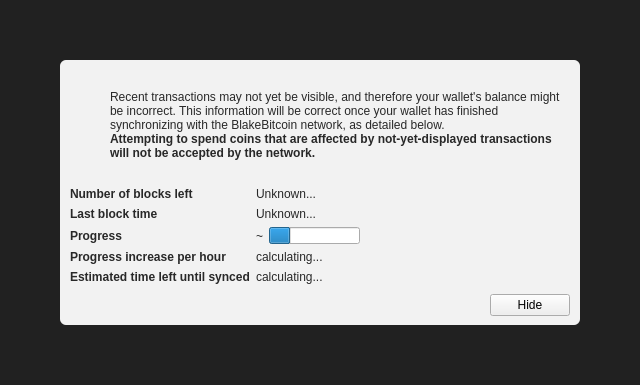
First picture: the form in src/qt/forms/modaloverlay.ui, repository BlakeBitcoin/BlakeBitcoin, before the edit.
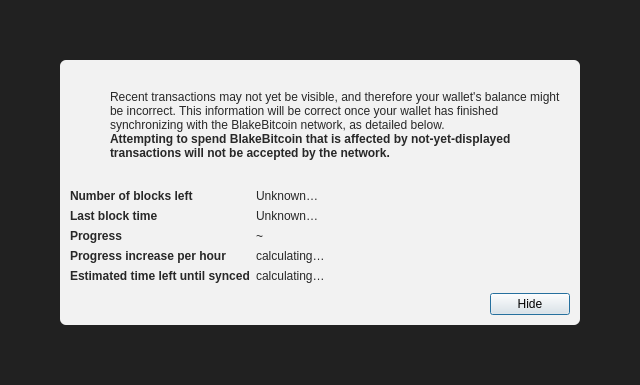
Second picture: the form after the edit. Icons and pictures are not drawn. Custom widgets are drawn as their Qt base class.

Commit message: Rebase BlakeBitcoin onto Core 25.2

What changed in the file:
```diff
--- a/src/qt/forms/modaloverlay.ui
+++ b/src/qt/forms/modaloverlay.ui
@@ -1,7 +1,7 @@
 <?xml version="1.0" encoding="UTF-8"?>
 <ui version="4.0">
  <class>ModalOverlay</class>
- <widget class="ModalOverlay" name="ModalOverlay">
+ <widget class="QWidget" name="ModalOverlay">
   <property name="geometry">
    <rect>
     <x>0</x>
@@ -149,7 +149,7 @@
                 </font>
                </property>
                <property name="text">
-                <string>Attempting to spend coins that are affected by not-yet-displayed transactions will not be accepted by the network.</string>
+                <string>Attempting to spend BlakeBitcoin that is affected by not-yet-displayed transactions will not be accepted by the network.</string>
                </property>
                <property name="textFormat">
                 <enum>Qt::RichText</enum>
@@ -219,7 +219,7 @@
            <item row="0" column="1">
             <widget class="QLabel" name="numberOfBlocksLeft">
              <property name="text">
-              <string>Unknown...</string>
+              <string>Unknown…</string>
              </property>
             </widget>
            </item>
@@ -245,7 +245,7 @@
               </sizepolicy>
              </property>
              <property name="text">
-              <string>Unknown...</string>
+              <string>Unknown…</string>
              </property>
             </widget>
            </item>
@@ -271,16 +271,6 @@
                </property>
               </widget>
              </item>
-             <item>
-              <widget class="QProgressBar" name="progressBar">
-               <property name="value">
-                <number>24</number>
-               </property>
-               <property name="format">
-                <string/>
-               </property>
-              </widget>
-             </item>
             </layout>
            </item>
            <item row="4" column="0">
@@ -299,7 +289,7 @@
            <item row="4" column="1">
             <widget class="QLabel" name="progressIncreasePerH">
              <property name="text">
-              <string>calculating...</string>
+              <string>calculating…</string>
              </property>
             </widget>
            </item>
@@ -319,7 +309,7 @@
            <item row="5" column="1">
             <widget class="QLabel" name="expectedTimeLeft">
              <property name="text">
-              <string>calculating...</string>
+              <string>calculating…</string>
              </property>
             </widget>
            </item>
@@ -351,6 +341,15 @@
              <property name="text">
               <string>Hide</string>
              </property>
+             <property name="shortcut">
+              <string>Esc</string>
+             </property>
+             <property name="focusPolicy">
+              <enum>Qt::StrongFocus</enum>
+             </property>
+             <property name="default">
+              <bool>true</bool>
+             </property>
             </widget>
            </item>
           </layout>
@@ -363,14 +362,6 @@
    </item>
   </layout>
  </widget>
- <customwidgets>
-  <customwidget>
-   <class>ModalOverlay</class>
-   <extends>QWidget</extends>
-   <header>modaloverlay.h</header>
-   <container>1</container>
-  </customwidget>
- </customwidgets>
  <resources/>
  <connections/>
 </ui>
```
The commit also changes 2767 other files.
